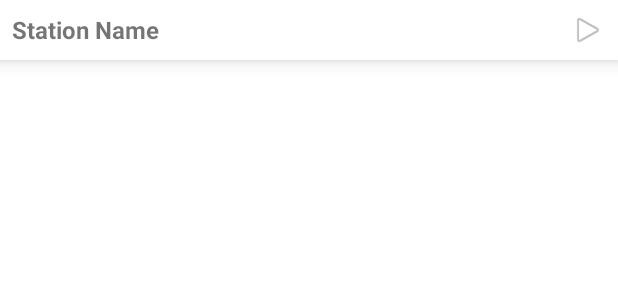
After one commit to codeItRalf/RadioFinderKotlin, an Android app built with Jetpack Compose: the layout floating_station_controller.xml on its own in the app's theme, with its tools: preview values and no code run, on a phone screen of 412 x 824 dp. The commit adds this screen. Shown: the top 300 px of the screen. Run offline under Robolectric (Android 15) with nearby library versions, the phone set to English and light mode, and no system bars.

Commit message:
Added a small floating controller when station is active

```diff
--- a/app/src/main/AndroidManifest.xml
+++ b/app/src/main/AndroidManifest.xml
@@ -5,6 +5,7 @@
     <uses-permission android:name="android.permission.INTERNET" />
     <uses-permission android:name="android.permission.FOREGROUND_SERVICE" />
     <uses-permission android:name="android.permission.POST_NOTIFICATIONS" />
+    <uses-permission android:name="android.permission.FOREGROUND_SERVICE_MEDIA_PLAYBACK" />
 
     <application
         android:allowBackup="true"
--- a/app/src/main/java/com/example/radiofinder/ui/details/DetailsActivity.kt
+++ b/app/src/main/java/com/example/radiofinder/ui/details/DetailsActivity.kt
@@ -95,7 +95,7 @@ class DetailsActivity : AppCompatActivity() {
                     it.pause()
                     playButton.text = "Play"
                 } else {
-                    it.play(station.resolvedUrl!!, station.name!!)
+                    it.play(station)
                     playButton.text = "Pause"
                 }
             }
--- /dev/null
+++ b/app/src/main/res/drawable/ic_pause.xml
@@ -0,0 +1,5 @@
+<vector xmlns:android="http://schemas.android.com/apk/res/android" android:height="32dp" android:viewportHeight="16" android:viewportWidth="16" android:width="32dp">
+
+    <path android:fillColor="#000000" android:pathData="M5.5,3.5A1.5,1.5 0,0 1,7 5v6a1.5,1.5 0,0 1,-3 0V5a1.5,1.5 0,0 1,1.5 -1.5m5,0A1.5,1.5 0,0 1,12 5v6a1.5,1.5 0,0 1,-3 0V5a1.5,1.5 0,0 1,1.5 -1.5"/>
+
+</vector>
--- /dev/null
+++ b/app/src/main/res/drawable/ic_play.xml
@@ -0,0 +1,5 @@
+<vector xmlns:android="http://schemas.android.com/apk/res/android" android:height="32dp" android:viewportHeight="16" android:viewportWidth="16" android:width="32dp">
+
+    <path android:fillColor="#000000" android:pathData="m11.596,8.697 l-6.363,3.692c-0.54,0.313 -1.233,-0.066 -1.233,-0.697V4.308c0,-0.63 0.692,-1.01 1.233,-0.696l6.363,3.692a0.802,0.802 0,0 1,0 1.393"/>
+
+</vector>
--- /dev/null
+++ b/app/src/main/res/drawable/ic_stop.xml
@@ -0,0 +1,5 @@
+<vector xmlns:android="http://schemas.android.com/apk/res/android" android:height="32dp" android:viewportHeight="16" android:viewportWidth="16" android:width="32dp">
+
+    <path android:fillColor="#000000" android:pathData="M5,3.5h6A1.5,1.5 0,0 1,12.5 5v6a1.5,1.5 0,0 1,-1.5 1.5H5A1.5,1.5 0,0 1,3.5 11V5A1.5,1.5 0,0 1,5 3.5"/>
+
+</vector>
--- /dev/null
+++ b/app/src/main/res/layout/floating_station_controller.xml
@@ -0,0 +1,26 @@
+<?xml version="1.0" encoding="utf-8"?>
+<RelativeLayout xmlns:android="http://schemas.android.com/apk/res/android"
+    android:layout_width="match_parent"
+    android:layout_height="wrap_content"
+    android:background="@color/white"
+    android:elevation="8dp"
+    android:padding="8dp">
+
+    <TextView
+        android:id="@+id/controller_station_name"
+        android:layout_width="wrap_content"
+        android:layout_height="wrap_content"
+        android:text="Station Name"
+        android:textSize="16sp"
+        android:textStyle="bold"
+        android:layout_alignParentStart="true"
+        android:layout_centerVertical="true" />
+
+    <ImageView
+        android:id="@+id/controller_play_pause_button"
+        android:layout_width="24dp"
+        android:layout_height="24dp"
+        android:layout_alignParentEnd="true"
+        android:layout_centerVertical="true"
+        android:src="@android:drawable/ic_media_play" />
+</RelativeLayout>
```
Also changed, not shown: app/src/main/java/com/example/radiofinder/services/PlayerService.kt (+20 -10 lines), app/src/main/java/com/example/radiofinder/ui/main/MainActivity.kt (+57 -27 lines), app/src/main/java/com/example/radiofinder/ui/main/RadioStationAdapter.kt (+7 -4 lines), app/src/main/res/layout/activity_main.xml (+8 -0 lines), app/src/main/res/layout/item_station.xml (+7 -0 lines), app/src/main/res/drawable/ic_music_note.xml (renamed from app/src/main/res/drawable/music_note_beamed.xml).
